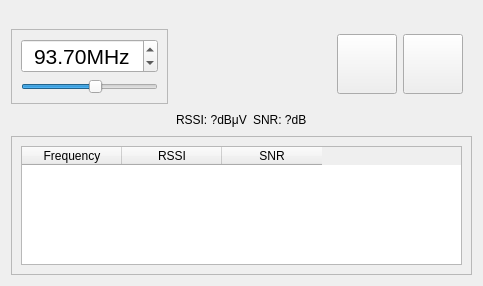
Above: software/dfmtgui/deviceform.ui from FoxVK/DFMT before the change. Below: the same form after it.
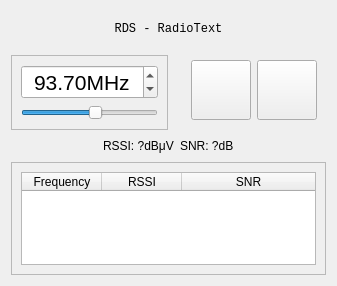
That is the form after the change. Icons and pictures are not drawn.

Commit message: Changed RT font and modified table behavior

Patch:
```diff
--- a/software/dfmtgui/deviceform.ui
+++ b/software/dfmtgui/deviceform.ui
@@ -6,7 +6,7 @@
    <rect>
     <x>0</x>
     <y>0</y>
-    <width>483</width>
+    <width>337</width>
     <height>286</height>
    </rect>
   </property>
@@ -19,8 +19,23 @@
    </property>
    <item>
     <widget class="QLabel" name="rtLabel">
+     <property name="minimumSize">
+      <size>
+       <width>0</width>
+       <height>40</height>
+      </size>
+     </property>
+     <property name="font">
+      <font>
+       <family>Liberation Mono</family>
+       <pointsize>9</pointsize>
+       <weight>50</weight>
+       <bold>false</bold>
+       <kerning>false</kerning>
+      </font>
+     </property>
      <property name="text">
-      <string/>
+      <string>RDS - RadioText</string>
      </property>
      <property name="textFormat">
       <enum>Qt::PlainText</enum>
@@ -251,6 +266,18 @@
         <property name="columnCount">
          <number>3</number>
         </property>
+        <attribute name="horizontalHeaderCascadingSectionResizes">
+         <bool>false</bool>
+        </attribute>
+        <attribute name="horizontalHeaderDefaultSectionSize">
+         <number>80</number>
+        </attribute>
+        <attribute name="horizontalHeaderStretchLastSection">
+         <bool>true</bool>
+        </attribute>
+        <attribute name="verticalHeaderStretchLastSection">
+         <bool>false</bool>
+        </attribute>
         <column>
          <property name="text">
           <string>Frequency</string>
```
Left out of the diff: 12 changed lines with no effect on the pictures. The commit also changes 1 other file.
